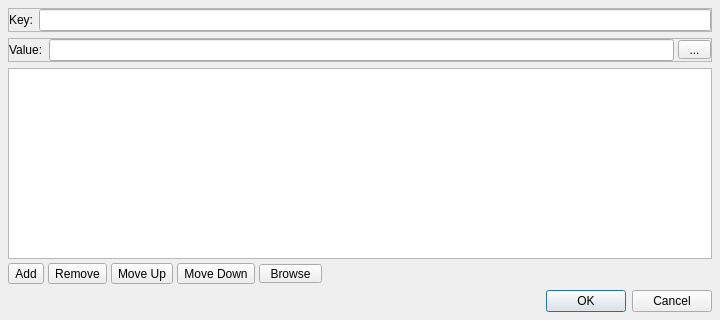
This is core/ui/edit_envvar_ui.ui in mjbonnington/icarus-gps as Qt 5 draws it before an edit. The edited form follows.
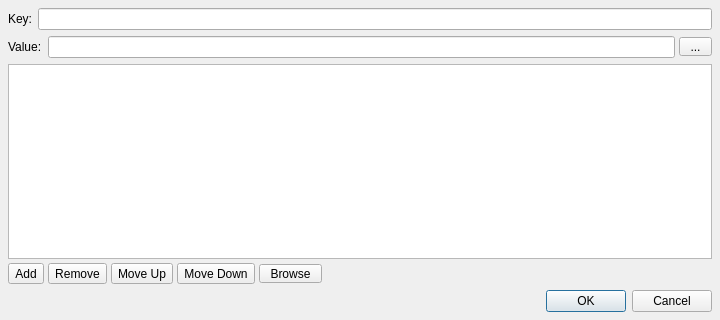
This is the edited form. Icons and pictures are not drawn.

Diff of the .ui file:
```diff
--- a/core/ui/edit_envvar_ui.ui
+++ b/core/ui/edit_envvar_ui.ui
@@ -23,16 +23,22 @@
    <bool>true</bool>
   </property>
   <layout class="QVBoxLayout" name="main_verticalLayout">
+   <property name="spacing">
+    <number>6</number>
+   </property>
    <property name="margin">
     <number>8</number>
    </property>
    <item>
     <widget class="QFrame" name="key_frame">
      <property name="frameShape">
-      <enum>QFrame::StyledPanel</enum>
+      <enum>QFrame::NoFrame</enum>
      </property>
      <property name="frameShadow">
-      <enum>QFrame::Raised</enum>
+      <enum>QFrame::Plain</enum>
+     </property>
+     <property name="lineWidth">
+      <number>0</number>
      </property>
      <layout class="QFormLayout" name="key_formLayout">
       <property name="fieldGrowthPolicy">
@@ -71,10 +77,13 @@
    <item>
     <widget class="QFrame" name="value_frame">
      <property name="frameShape">
-      <enum>QFrame::StyledPanel</enum>
+      <enum>QFrame::NoFrame</enum>
      </property>
      <property name="frameShadow">
-      <enum>QFrame::Raised</enum>
+      <enum>QFrame::Plain</enum>
+     </property>
+     <property name="lineWidth">
+      <number>0</number>
      </property>
      <layout class="QFormLayout" name="value_formLayout">
       <property name="fieldGrowthPolicy">
```
